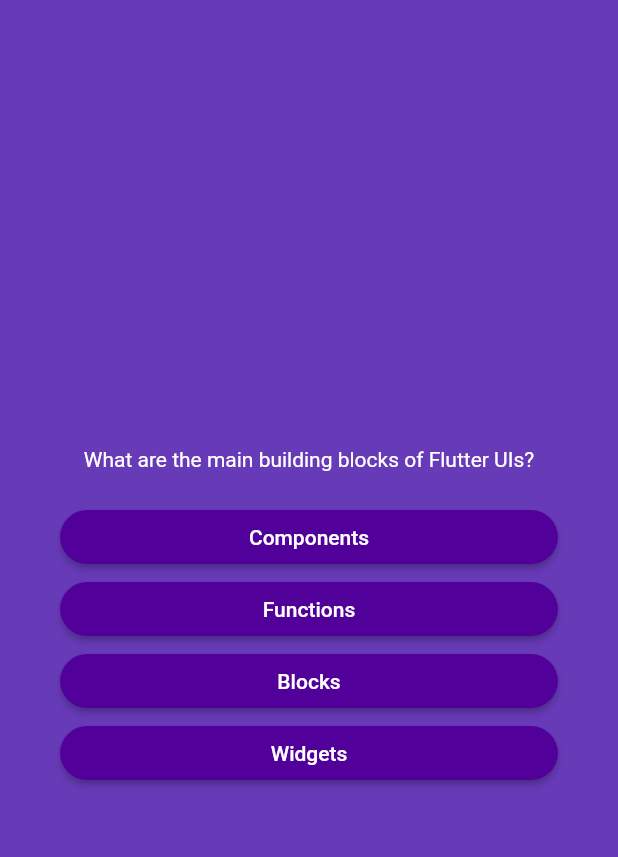
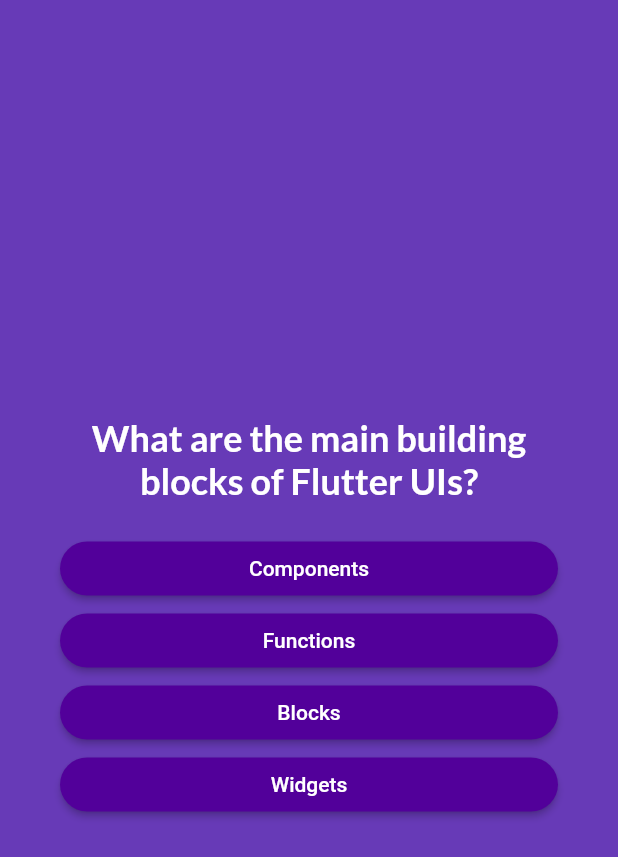
Before and after one commit to ArthurDibe/Quiz-App, a Flutter app: the screen it shows after launch, after a tap on "Start Quiz", on a phone screen of 412 x 824 dp. Shown: the top 857 px of the screen. Run offline on Flutter 3.47's test engine with Material 2 defaults, Android fonts, the phone set to English and light mode, and no system bars; our stand-ins replace google_fonts.

Commit message:
using lato font

```diff
--- a/lib/questions_screen.dart
+++ b/lib/questions_screen.dart
@@ -4,6 +4,7 @@ import 'package:flutter/material.dart';
 import 'package:quiz_flutter/models/answer_button.dart';
 import 'package:quiz_flutter/data/questions.dart';
 import 'package:quiz_flutter/models/quiz_question.dart';
+import 'package:google_fonts/google_fonts.dart';
 
 class QuestionsScreen extends StatefulWidget {
   const QuestionsScreen({super.key});
@@ -39,8 +40,10 @@ class _QuestionsScreenState extends State<QuestionsScreen> {
           children: [
             Text(
               currentQuestion.question,
-              style: const TextStyle(
+              style: GoogleFonts.lato(
                 color: Colors.white,
+                fontSize: 24,
+                fontWeight: FontWeight.bold,
               ),
               textAlign: TextAlign.center,
             ),
--- a/lib/start_screen.dart
+++ b/lib/start_screen.dart
@@ -1,6 +1,7 @@
 // FILE: start_screen.dart
 
 import 'package:flutter/material.dart';
+import 'package:google_fonts/google_fonts.dart';
 
 class StartScreen extends StatelessWidget {
   const StartScreen(this.startQuiz, {super.key});
@@ -23,7 +24,7 @@ class StartScreen extends StatelessWidget {
           verticalSpacer,
           Text(
             welcomeText,
-            style: const TextStyle(
+            style: GoogleFonts.lato(
               color: Colors.white,
               fontSize: 25,
             ),
```
